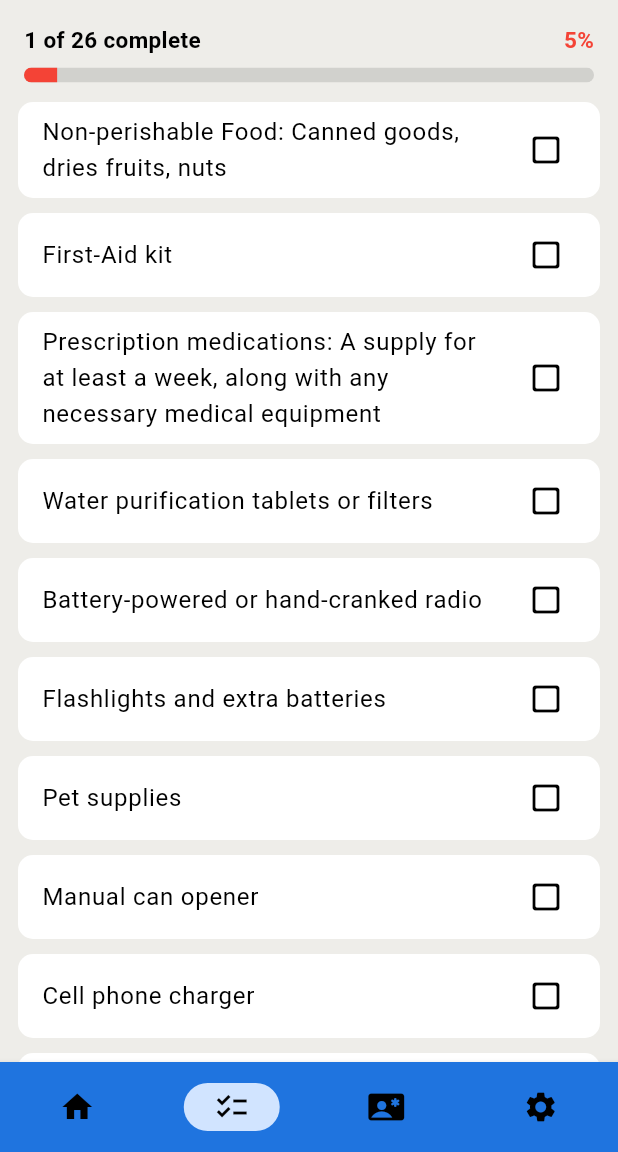
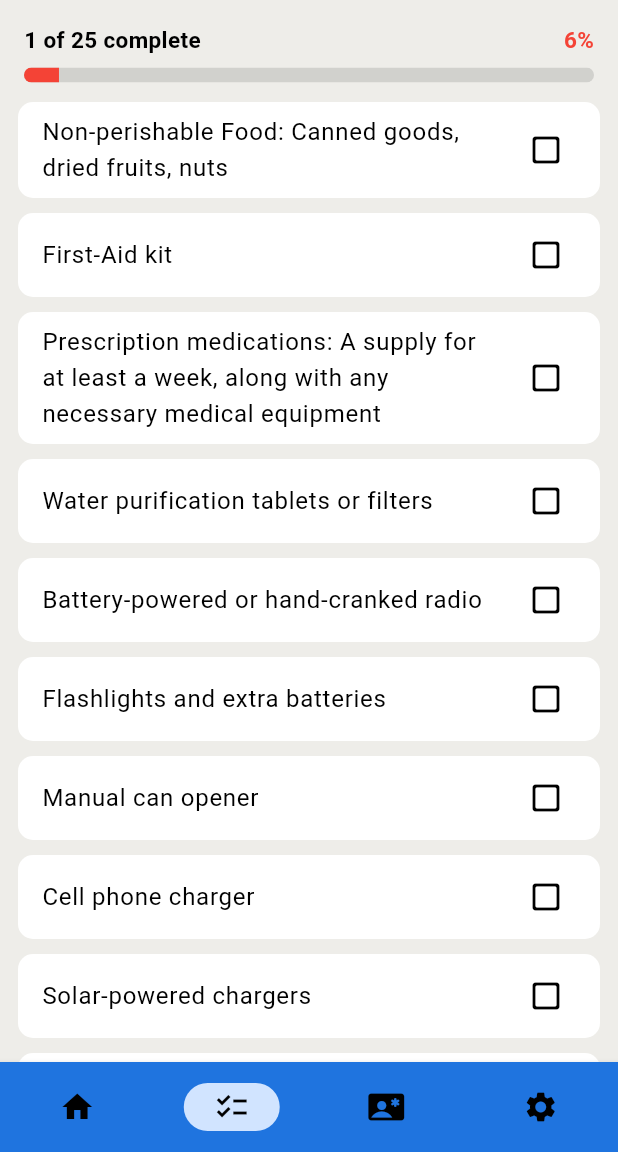
Before and after one commit to LeBern-Matthews/Lookout_Mobile_App, a Flutter app: the RootPage screen opened directly, after a tap on "View →", after a tap on "Water: 1 gallon per person, per day, for", on a phone screen of 412 x 824 dp, the part 84-1236 px from its top. Run offline on Flutter 3.47's test engine with Material 3 defaults, Android fonts, the phone set to English and light mode, and no system bars; our stand-ins replace google_maps_flutter, internet_connection_checker, location, shared_preferences; accounts and stored records are empty.

Commit message:
feat: enhance checklist loading with household-aware adjustments based on onboarding data

```diff
--- a/lib/assets/emergencyinfo.json
+++ b/lib/assets/emergencyinfo.json
@@ -1,13 +1,13 @@
 [
-  { "title": "Water: 1 gallon per person, per day, for at least 3 days", "weight": 10 },
-  { "title": "Non-perishable Food: Canned goods, dries fruits, nuts", "weight": 10 },
+  { "title": "Water: 1 gallon per person, per day, for at least 3 days", "weight": 10, "scalable": true, "template": "Water: {qty} per day, for at least 3 days", "perPerson": "1 gallon" },
+  { "title": "Non-perishable Food: Canned goods, dried fruits, nuts", "weight": 10, "scalable": true, "template": "Non-perishable Food ({qty}): Canned goods, dried fruits, nuts", "perPerson": "3-day supply per person" },
   { "title": "First-Aid kit", "weight": 10 },
   { "title": "Prescription medications: A supply for at least a week, along with any necessary medical equipment", "weight": 10 },
 
   { "title": "Water purification tablets or filters", "weight": 9 },
   { "title": "Battery-powered or hand-cranked radio", "weight": 9 },
   { "title": "Flashlights and extra batteries", "weight": 9 },
-  { "title": "Pet supplies", "weight": 9 },
+  { "title": "Pet supplies", "weight": 9, "conditional": "pets" },
 
   { "title": "Manual can opener", "weight": 8 },
   { "title": "Cell phone charger", "weight": 8 },
--- a/lib/main.dart
+++ b/lib/main.dart
@@ -76,9 +76,27 @@ class _RootPageState extends State<RootPage> {
       const EmergencyContactsPage(),
       const SettingsPage(),
     ];
-    // Load checklist items + restore saved state as soon as the app starts
-    WidgetsBinding.instance.addPostFrameCallback((_) {
-      context.read<ChecklistProvider>().loadItems();
+    // Load user preferences, then load checklist with household data
+    WidgetsBinding.instance.addPostFrameCallback((_) async {
+      final userPrefs = context.read<UserPreferencesProvider>();
+      await userPrefs.loadFromPrefs();
+
+      if (!mounted) return;
+
+      // Load checklist with household profile for personalised items
+      context.read<ChecklistProvider>().loadItems(
+        householdSize: userPrefs.householdSize,
+        householdMembers: userPrefs.householdMembers,
+        medicalNeeds: userPrefs.medicalNeeds,
+      );
+
+      // Restore saved country selection
+      if (userPrefs.country.isNotEmpty) {
+        final cp = context.read<CountryProvider>();
+        cp.setCountry(userPrefs.country);
+        cp.loadJsonData(userPrefs.country);
+      }
+
       context.read<CustomContactsProvider>().loadContacts();
     });
   }
--- a/lib/services/checklist_provider.dart
+++ b/lib/services/checklist_provider.dart
@@ -17,6 +17,9 @@ class ChecklistItem {
 
 /// Centralised checklist state with SharedPreferences persistence.
 /// Keeps backward compatible UI getters but uses weights for progress.
+///
+/// Now household-aware: items are dynamically adjusted based on
+/// onboarding data (household size, members, medical needs).
 class ChecklistProvider with ChangeNotifier {
   final List<ChecklistItem> _itemsList = [];
   bool _isLoaded = false;
@@ -53,28 +56,123 @@ class ChecklistProvider with ChangeNotifier {
     return null;
   }
 
-  /// Loads items from the bundled JSON file and restores saved states.
-  Future<void> loadItems() async {
+  /// Generates a stable persistence key from an item title.
+  /// Uses a simple hash so that checked state survives list reordering
+  /// when items are dynamically added/removed based on household profile.
+  String _persistKey(String title) {
+    // Use a short stable prefix of the title to create a readable key
+    final normalized = title.toLowerCase().replaceAll(RegExp(r'[^a-z0-9]'), '_');
+    final short = normalized.length > 40 ? normalized.substring(0, 40) : normalized;
+    return 'cl_$short';
+  }
+
+  /// Quantity label based on household size tier.
+  String _scaleQty(String perPerson, String householdSize) {
+    switch (householdSize) {
+      case '1':
+        return perPerson;
+      case '2-3':
+        // Scale the number in the perPerson string
+        if (perPerson.contains('1 gallon')) {
+          return '2–3 gallons';
+        }
+        return '2–3 people supply';
+      case '4-6':
+        if (perPerson.contains('1 gallon')) {
+          return '4–6 gallons';
+        }
+        return '4–6 people supply';
+      case '7+':
+        if (perPerson.contains('1 gallon')) {
+          return '7+ gallons';
+        }
+        return '7+ people supply';
+      default:
+        return perPerson; // no size selected — keep the default
+    }
+  }
+
+  /// Loads items from the bundled JSON file and adjusts them based on
+  /// the user's household profile from onboarding.
+  ///
+  /// [householdSize] — '1', '2-3', '4-6', '7+' or empty
+  /// [householdMembers] — set of 'adults', 'children', 'elderly', 'pets', 'medical'
+  /// [medicalNeeds] — free-text describing specific medical needs
+  Future<void> loadItems({
+    String householdSize = '',
+    Set<String> householdMembers = const {},
+    String medicalNeeds = '',
+  }) async {
     if (_isLoaded) return;
 
     final String content =
         await rootBundle.loadString('lib/assets/emergencyinfo.json');
 
     final List<dynamic> jsonList = json.decode(content);
+    final prefs = await SharedPreferences.getInstance();
 
-    final prefs = await SharedPreferences.getInstance();
+    final List<ChecklistItem> processed = [];
 
     for (int i = 0; i < jsonList.length; i++) {
       final Map<String, dynamic> itemJson = jsonList[i];
-      final bool checked = prefs.getBool('checklist_item_$i') ?? false;
+      String title = itemJson['title'] as String;
+      int weight = itemJson['weight'] as int;
+      final conditional = itemJson['conditional'] as String?;
+      final scalable = itemJson['scalable'] as bool? ?? false;
+      final template = itemJson['template'] as String?;
+      final perPerson = itemJson['perPerson'] as String?;
 
-      _itemsList.add(ChecklistItem(
-        title: itemJson['title'] as String,
-        weight: itemJson['weight'] as int,
+      // ── Conditional items: skip if the condition isn't met ──
+      if (conditional == 'pets' && !householdMembers.contains('pets')) {
+        continue;
+      }
+
+      // ── Scalable items: replace {qty} with household-scaled value ──
+      if (scalable && template != null && perPerson != null && householdSize.isNotEmpty) {
+        final qty = _scaleQty(perPerson, householdSize);
+        title = template.replaceAll('{qty}', qty);
+      }
+
+      // ── Medical: append user's specifics to the prescription item ──
+      if (title.startsWith('Prescription medications') &&
+          householdMembers.contains('medical') &&
+          medicalNeeds.isNotEmpty) {
+        title = 'Prescription medications ($medicalNeeds): A supply for at least a week';
+      }
+
+      final key = _persistKey(title);
+      final checked = prefs.getBool(key) ?? false;
+
+      processed.add(ChecklistItem(
+        title: title,
+        weight: weight,
         isChecked: checked,
       ));
     }
 
+    // ── Inject children-specific item if children are in household ──
+    if (householdMembers.contains('children')) {
+      const childTitle = 'Baby formula, bottles, and diapers';
+      final key = _persistKey(childTitle);
+      final checked = prefs.getBool(key) ?? false;
+
+      // Insert after First-Aid kit (index 2 in the base list, but account for removals)
+      int insertAt = processed.length; // fallback: end
+      for (int i = 0; i < processed.length; i++) {
+        if (processed[i].title.startsWith('First-Aid kit')) {
+          insertAt = i + 1;
+          break;
+        }
+      }
+
+      processed.insert(insertAt, ChecklistItem(
+        title: childTitle,
+        weight: 9,
+        isChecked: checked,
+      ));
+    }
+
+    _itemsList.addAll(processed);
     _isLoaded = true;
     notifyListeners();
   }
@@ -84,7 +182,8 @@ class ChecklistProvider with ChangeNotifier {
     if (index < 0 || index >= _itemsList.length) return;
     _itemsList[index].isChecked = !_itemsList[index].isChecked;
     final prefs = await SharedPreferences.getInstance();
-    await prefs.setBool('checklist_item_$index', _itemsList[index].isChecked);
+    final key = _persistKey(_itemsList[index].title);
+    await prefs.setBool(key, _itemsList[index].isChecked);
     notifyListeners();
   }
 }
```
Also changed, not shown: lib/pages/onboarding_pages/onboarding_flow.dart (+5 -5 lines).
